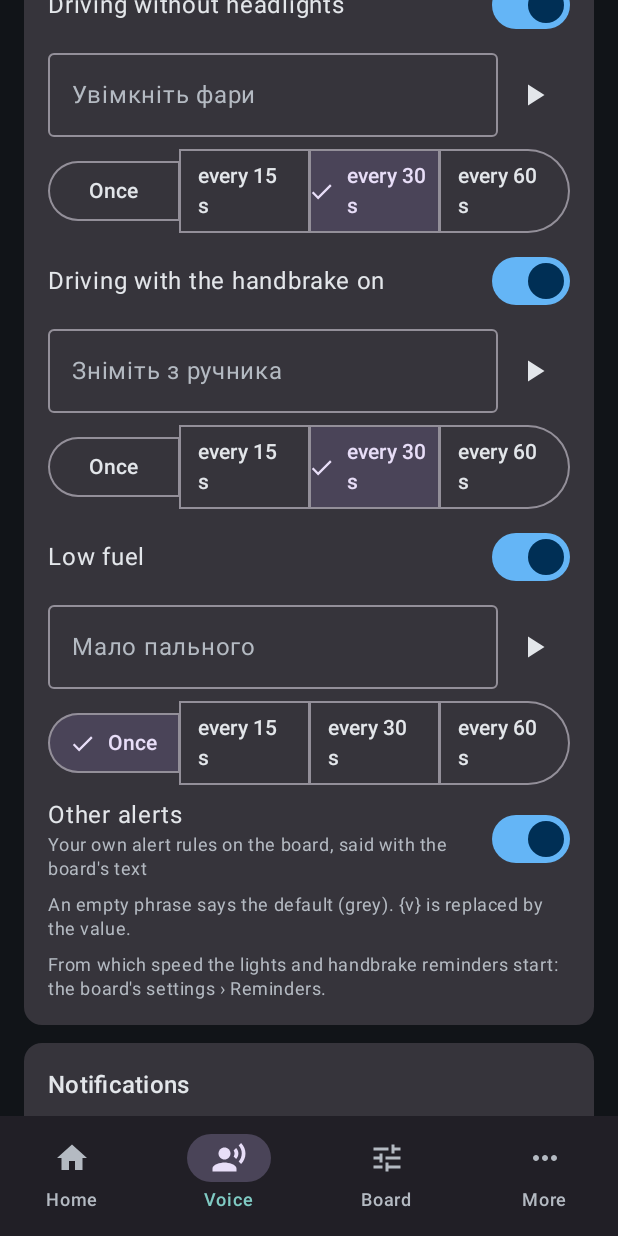
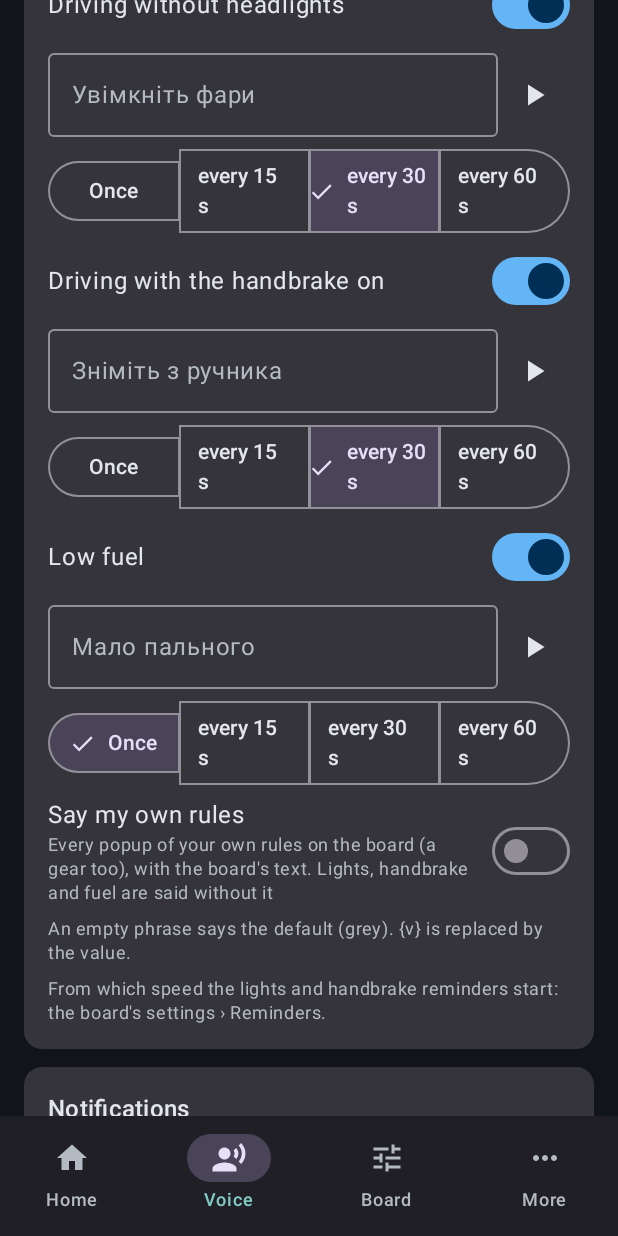
Before and after one commit to Barbedx/MegaOpen, an Android app built with Jetpack Compose: the screen it shows after launch (MainActivity), item 2 of the bottom bar chosen, scrolled down 520 dp, on a phone screen of 412 x 824 dp. Run offline under Robolectric (Android 15) with nearby library versions, the phone set to English and light mode, and no system bars.

Commit message:
Companion: the owner's own rules are not said aloud by default (a gear popup was spoken); the three warnings as before

```diff
--- a/android/app/src/main/java/ua/megaopen/companion/settings/Settings.kt
+++ b/android/app/src/main/java/ua/megaopen/companion/settings/Settings.kt
@@ -35,7 +35,9 @@ class Settings(ctx: Context, scope: CoroutineScope) {
         val voiceLang: String = "uk",
         val volume: Int = 100,
         /** Alerts the app has no phrase for: said with the board's text. */
-        val others: Boolean = true,
+        // Off by default: a rule of the owner's is a popup (a gear on every
+        // shift), not something to say. The three warnings are said regardless.
+        val others: Boolean = false,
         /** Updates: the rc channel. */
         val pre: Boolean = false,
         /** The release this install came from, "" when put on by hand. */
@@ -74,7 +76,7 @@ class Settings(ctx: Context, scope: CoroutineScope) {
             autostart = p[AUTOSTART] ?: true,
             voiceLang = p[LANG] ?: "uk",
             volume = p[VOLUME] ?: 100,
-            others = p[OTHERS] ?: true,
+            others = p[OTHERS] ?: false,
             pre = p[PRE] ?: false,
             installedTag = p[TAG] ?: "",
             pendingTag = p[PENDING] ?: "",
--- a/android/app/src/main/res/values/strings.xml
+++ b/android/app/src/main/res/values/strings.xml
@@ -50,8 +50,8 @@
     <string name="voice_no_lang">The engine has no voice for this language: install it, or pick another.</string>
     <string name="voice_what">What to say</string>
     <string name="voice_play">Say it</string>
-    <string name="voice_others">Other alerts</string>
-    <string name="voice_others_note">Your own alert rules on the board, said with the board\'s text</string>
+    <string name="voice_others">Say my own rules</string>
+    <string name="voice_others_note">Every popup of your own rules on the board (a gear too), with the board\'s text. Lights, handbrake and fuel are said without it</string>
     <string name="voice_phrase_note">An empty phrase says the default (grey). {v} is replaced by the value.</string>
 
     <!-- The board's page -->
```
Also changed, not shown: 3 other files.
